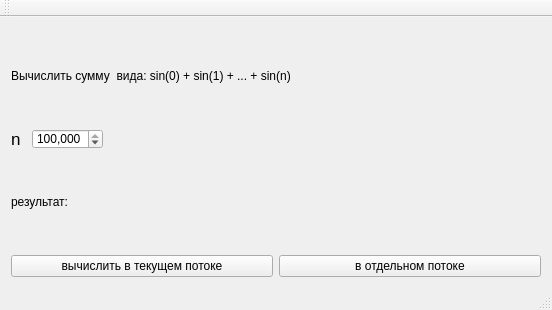
Qt form example_qthread/mainwindow.ui (VetrovSV/OOP) before a commit.
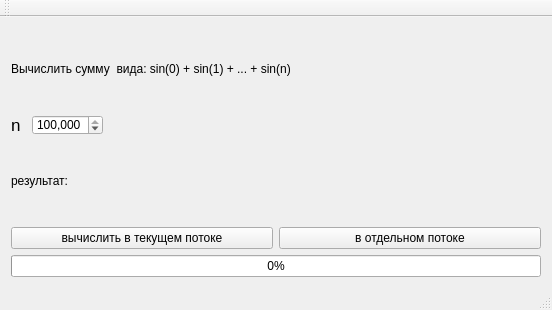
The same form after that commit.

What changed in the file:
```diff
--- a/example_qthread/mainwindow.ui
+++ b/example_qthread/mainwindow.ui
@@ -148,6 +148,13 @@
       </item>
      </layout>
     </item>
+    <item>
+     <widget class="QProgressBar" name="progressBar">
+      <property name="value">
+       <number>0</number>
+      </property>
+     </widget>
+    </item>
    </layout>
   </widget>
   <widget class="QMenuBar" name="menuBar">
```
